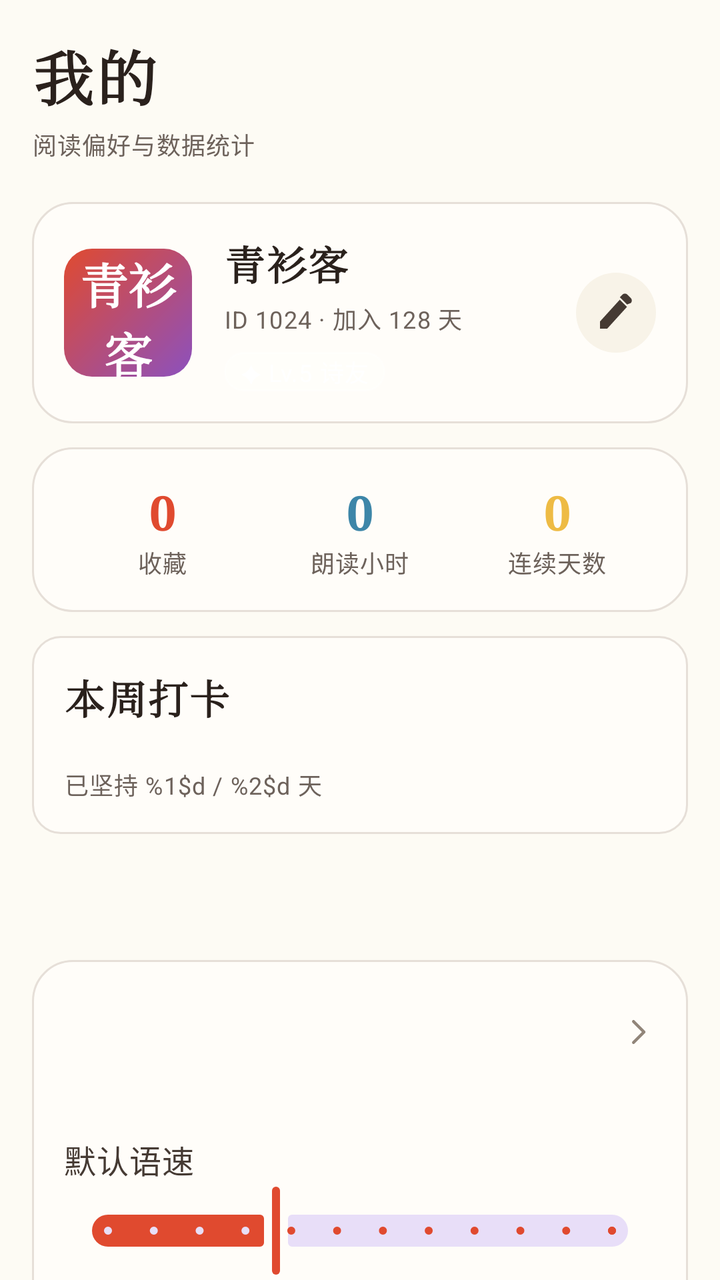
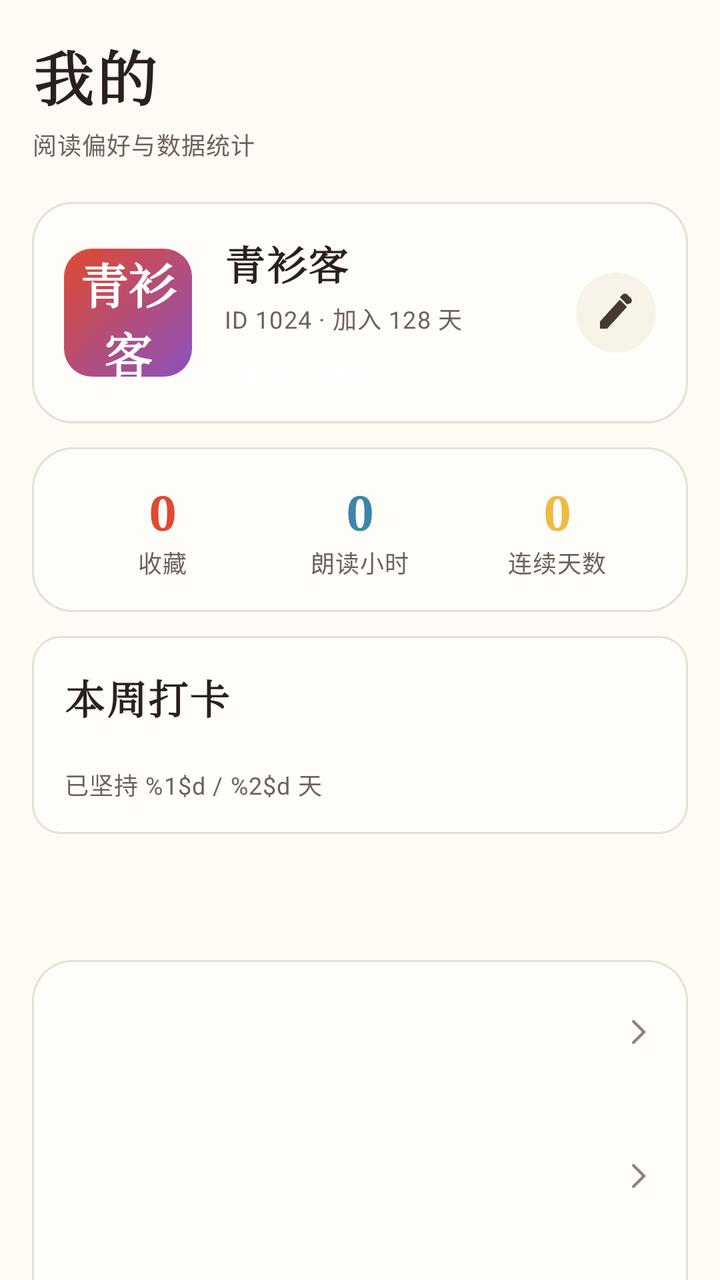

The first picture is an Android layout as it rendered before a commit; the second is the same layout after the commit. The layout source and the unified diff follow.
<!-- AndroidManifest.xml: application theme Theme.Poetry -->
<!-- res/layout/fragment_mine.xml -->
<?xml version="1.0" encoding="utf-8"?>
<androidx.core.widget.NestedScrollView xmlns:android="http://schemas.android.com/apk/res/android"
    xmlns:app="http://schemas.android.com/apk/res-auto"
    android:id="@+id/mineScroll"
    android:layout_width="match_parent"
    android:layout_height="match_parent"
    android:background="@color/paper"
    android:clipToPadding="false"
    android:paddingStart="@dimen/page_margin"
    android:paddingTop="@dimen/space_4"
    android:paddingEnd="@dimen/page_margin"
    android:paddingBottom="@dimen/space_10">

    <LinearLayout
        android:layout_width="match_parent"
        android:layout_height="wrap_content"
        android:orientation="vertical">

        
        <TextView
            android:layout_width="wrap_content"
            android:layout_height="wrap_content"
            android:text="@string/me_title"
            android:textAppearance="@style/TextAppearance.Poetry.PageTitle" />

        <TextView
            android:layout_width="wrap_content"
            android:layout_height="wrap_content"
            android:layout_marginTop="@dimen/space_1"
            android:text="@string/me_subtitle"
            android:textAppearance="@style/TextAppearance.Poetry.Caption" />

        
        <LinearLayout
            android:layout_width="match_parent"
            android:layout_height="wrap_content"
            android:layout_marginTop="@dimen/space_5"
            android:background="@drawable/bg_card_lg"
            android:gravity="center_vertical"
            android:orientation="horizontal"
            android:padding="@dimen/space_4">

            <TextView
                android:id="@+id/profileAvatar"
                android:layout_width="@dimen/size_profile_avatar"
                android:layout_height="@dimen/size_profile_avatar"
                android:background="@drawable/bg_profile_avatar"
                android:fontFamily="serif"
                android:gravity="center"
                android:text="@string/me_nickname"
                android:textColor="@color/white"
                android:textSize="@dimen/text_xl"
                android:textStyle="bold" />

            <LinearLayout
                android:layout_width="0dp"
                android:layout_height="wrap_content"
                android:layout_marginStart="@dimen/space_4"
                android:layout_weight="1"
                android:orientation="vertical">

                <TextView
                    android:id="@+id/profileName"
                    android:layout_width="match_parent"
                    android:layout_height="wrap_content"
                    android:text="@string/me_nickname"
                    android:textAppearance="@style/TextAppearance.Poetry.CardTitle" />

                <TextView
                    android:id="@+id/profileId"
                    android:layout_width="match_parent"
                    android:layout_height="wrap_content"
                    android:layout_marginTop="@dimen/space_1"
                    android:text="@string/me_id"
                    android:textAppearance="@style/TextAppearance.Poetry.Caption" />

                <TextView
                    android:id="@+id/profileLevel"
                    android:layout_width="wrap_content"
                    android:layout_height="wrap_content"
                    android:layout_marginTop="@dimen/space_2"
                    android:background="@drawable/bg_hero_tag"
                    android:paddingStart="@dimen/space_2"
                    android:paddingTop="1dp"
                    android:paddingEnd="@dimen/space_2"
                    android:paddingBottom="1dp"
                    android:text="@string/me_level"
                    android:textAppearance="@style/TextAppearance.Poetry.Caption"
                    android:textColor="@color/white" />
            </LinearLayout>

            <ImageButton
                android:id="@+id/profileEdit"
                style="@style/Widget.Poetry.IconButton"
                android:layout_width="@dimen/size_icon_button"
                android:layout_height="@dimen/size_icon_button"
                android:contentDescription="@string/cd_edit"
                android:src="@drawable/ic_edit" />
        </LinearLayout>

        
        <LinearLayout
            android:layout_width="match_parent"
            android:layout_height="wrap_content"
            android:layout_marginTop="@dimen/space_3"
            android:background="@drawable/bg_card_lg"
            android:orientation="horizontal"
            android:padding="@dimen/space_4">

            <LinearLayout
                android:layout_width="0dp"
                android:layout_height="wrap_content"
                android:layout_weight="1"
                android:gravity="center"
                android:orientation="vertical">

                <TextView
                    android:id="@+id/statFav"
                    android:layout_width="wrap_content"
                    android:layout_height="wrap_content"
                    android:text="0"
                    android:textAppearance="@style/TextAppearance.Poetry.StatValue"
                    android:textColor="@color/color_primary" />

                <TextView
                    android:layout_width="wrap_content"
                    android:layout_height="wrap_content"
                    android:text="@string/me_stat_fav"
                    android:textAppearance="@style/TextAppearance.Poetry.Caption" />
            </LinearLayout>

            <LinearLayout
                android:layout_width="0dp"
                android:layout_height="wrap_content"
                android:layout_weight="1"
                android:gravity="center"
                android:orientation="vertical">

                <TextView
                    android:id="@+id/statHours"
                    android:layout_width="wrap_content"
                    android:layout_height="wrap_content"
                    android:text="0"
                    android:textAppearance="@style/TextAppearance.Poetry.StatValue"
                    android:textColor="@color/color_accent" />

                <TextView
                    android:layout_width="wrap_content"
                    android:layout_height="wrap_content"
                    android:text="@string/me_stat_hours"
                    android:textAppearance="@style/TextAppearance.Poetry.Caption" />
            </LinearLayout>

            <LinearLayout
                android:layout_width="0dp"
                android:layout_height="wrap_content"
                android:layout_weight="1"
                android:gravity="center"
                android:orientation="vertical">

                <TextView
                    android:id="@+id/statDays"
                    android:layout_width="wrap_content"
                    android:layout_height="wrap_content"
                    android:text="0"
                    android:textAppearance="@style/TextAppearance.Poetry.StatValue"
                    android:textColor="@color/color_gold" />

                <TextView
                    android:layout_width="wrap_content"
                    android:layout_height="wrap_content"
                    android:text="@string/me_stat_days"
                    android:textAppearance="@style/TextAppearance.Poetry.Caption" />
            </LinearLayout>
        </LinearLayout>

        
        <LinearLayout
            android:layout_width="match_parent"
            android:layout_height="wrap_content"
            android:layout_marginTop="@dimen/space_3"
            android:background="@drawable/bg_card_md"
            android:orientation="vertical"
            android:padding="@dimen/space_4">

            <TextView
                android:layout_width="wrap_content"
                android:layout_height="wrap_content"
                android:text="@string/me_checkin"
                android:textAppearance="@style/TextAppearance.Poetry.SectionTitle" />

            <LinearLayout
                android:id="@+id/checkinDots"
                android:layout_width="match_parent"
                android:layout_height="wrap_content"
                android:layout_marginTop="@dimen/space_3"
                android:orientation="horizontal" />

            <TextView
                android:id="@+id/checkinMeta"
                android:layout_width="wrap_content"
                android:layout_height="wrap_content"
                android:layout_marginTop="@dimen/space_2"
                android:text="@string/me_checkin_meta"
                android:textAppearance="@style/TextAppearance.Poetry.Caption" />
        </LinearLayout>

        
        <include
            android:id="@+id/prefHeader"
            layout="@layout/view_section_header"
            android:layout_width="match_parent"
            android:layout_height="wrap_content"
            android:layout_marginTop="@dimen/space_6" />

        <LinearLayout
            android:layout_width="match_parent"
            android:layout_height="wrap_content"
            android:layout_marginTop="@dimen/space_3"
            android:background="@drawable/bg_card_lg"
            android:orientation="vertical">

            <include
                android:id="@+id/rowVoice"
                layout="@layout/view_settings_row" />

            <LinearLayout
                android:layout_width="match_parent"
                android:layout_height="wrap_content"
                android:orientation="vertical"
                android:padding="@dimen/space_4">

                <TextView
                    android:layout_width="wrap_content"
                    android:layout_height="wrap_content"
                    android:text="@string/pref_rate"
                    android:textAppearance="@style/TextAppearance.Poetry.Body" />

                <com.google.android.material.slider.Slider
                    android:id="@+id/rateSlider"
                    android:layout_width="match_parent"
                    android:layout_height="wrap_content"
                    android:stepSize="0.1"
                    android:value="1.0"
                    android:valueFrom="0.6"
                    android:valueTo="1.8" />
            </LinearLayout>

            <LinearLayout
                android:layout_width="match_parent"
                android:layout_height="wrap_content"
                android:gravity="center_vertical"
                android:orientation="horizontal"
                android:padding="@dimen/space_4">

                <LinearLayout
                    android:layout_width="0dp"
                    android:layout_height="wrap_content"
                    android:layout_weight="1"
                    android:orientation="vertical">

                    <TextView
                        android:layout_width="wrap_content"
                        android:layout_height="wrap_content"
                        android:text="@string/pref_font"
                        android:textAppearance="@style/TextAppearance.Poetry.Body" />

                    <TextView
                        android:layout_width="wrap_content"
                        android:layout_height="wrap_content"
                        android:text="@string/pref_font_sub"
                        android:textAppearance="@style/TextAppearance.Poetry.Caption" />
                </LinearLayout>

                <Button
                    android:id="@+id/fontSmall"
                    style="@style/Widget.Poetry.SegmentButton"
                    android:layout_width="wrap_content"
                    android:layout_height="wrap_content"
                    android:minWidth="0dp"
                    android:text="@string/font_small" />

                <Button
                    android:id="@+id/fontNormal"
                    style="@style/Widget.Poetry.SegmentButton"
                    android:layout_width="wrap_content"
                    android:layout_height="wrap_content"
                    android:layout_marginStart="@dimen/space_1"
                    android:minWidth="0dp"
                    android:text="@string/font_normal" />

                <Button
                    android:id="@+id/fontLarge"
                    style="@style/Widget.Poetry.SegmentButton"
                    android:layout_width="wrap_content"
                    android:layout_height="wrap_content"
                    android:layout_marginStart="@dimen/space_1"
                    android:minWidth="0dp"
                    android:text="@string/font_large" />
            </LinearLayout>

            <include
                android:id="@+id/rowVertical"
                layout="@layout/view_settings_switch_row" />

            <include
                android:id="@+id/rowDark"
                layout="@layout/view_settings_switch_row" />
        </LinearLayout>

        
        <include
            android:id="@+id/badgeHeader"
            layout="@layout/view_section_header"
            android:layout_width="match_parent"
            android:layout_height="wrap_content"
            android:layout_marginTop="@dimen/space_6" />

        <LinearLayout
            android:id="@+id/badgeRow"
            android:layout_width="match_parent"
            android:layout_height="wrap_content"
            android:layout_marginTop="@dimen/space_3"
            android:orientation="horizontal" />

        
        <include
            android:id="@+id/moreHeader"
            layout="@layout/view_section_header"
            android:layout_width="match_parent"
            android:layout_height="wrap_content"
            android:layout_marginTop="@dimen/space_6" />

        <LinearLayout
            android:layout_width="match_parent"
            android:layout_height="wrap_content"
            android:layout_marginTop="@dimen/space_3"
            android:background="@drawable/bg_card_lg"
            android:orientation="vertical">

            <include
                android:id="@+id/rowHistory"
                layout="@layout/view_settings_row" />

            <include
                android:id="@+id/rowDownload"
                layout="@layout/view_settings_row" />

            <include
                android:id="@+id/rowSkin"
                layout="@layout/view_settings_row" />

            <include
                android:id="@+id/rowAbout"
                layout="@layout/view_settings_row" />
        </LinearLayout>

        
        <include
            android:id="@+id/dataHeader"
            layout="@layout/view_section_header"
            android:layout_width="match_parent"
            android:layout_height="wrap_content"
            android:layout_marginTop="@dimen/space_6" />

        <LinearLayout
            android:layout_width="match_parent"
            android:layout_height="wrap_content"
            android:layout_marginTop="@dimen/space_3"
            android:background="@drawable/bg_card_lg"
            android:orientation="vertical">

            <include
                android:id="@+id/rowDataSource"
                layout="@layout/view_settings_row" />

            <TextView
                android:id="@+id/dbHint"
                android:layout_width="match_parent"
                android:layout_height="wrap_content"
                android:paddingStart="@dimen/space_4"
                android:paddingEnd="@dimen/space_4"
                android:paddingBottom="@dimen/space_4"
                android:textAppearance="@style/TextAppearance.Poetry.CaptionWeak" />
        </LinearLayout>

        <TextView
            android:layout_width="match_parent"
            android:layout_height="wrap_content"
            android:layout_marginTop="@dimen/space_8"
            android:gravity="center"
            android:text="@string/me_footer"
            android:textAppearance="@style/TextAppearance.Poetry.CaptionWeak" />

    </LinearLayout>
</androidx.core.widget.NestedScrollView>
<!-- res/layout/view_section_header.xml (included above) -->
<?xml version="1.0" encoding="utf-8"?>
<LinearLayout xmlns:android="http://schemas.android.com/apk/res/android"
    android:layout_width="match_parent"
    android:layout_height="wrap_content"
    android:gravity="center_vertical"
    android:orientation="horizontal">

    <TextView
        android:id="@+id/sectionTitle"
        android:layout_width="0dp"
        android:layout_height="wrap_content"
        android:layout_weight="1"
        android:textAppearance="@style/TextAppearance.Poetry.SectionTitle" />

    <TextView
        android:id="@+id/sectionMeta"
        android:layout_width="wrap_content"
        android:layout_height="wrap_content"
        android:textAppearance="@style/TextAppearance.Poetry.CaptionWeak" />

</LinearLayout>
<!-- res/layout/view_settings_row.xml (included above) -->
<?xml version="1.0" encoding="utf-8"?>
<LinearLayout xmlns:android="http://schemas.android.com/apk/res/android"
    xmlns:app="http://schemas.android.com/apk/res-auto"
    android:id="@+id/rowRoot"
    android:layout_width="match_parent"
    android:layout_height="wrap_content"
    android:background="?attr/selectableItemBackground"
    android:clickable="true"
    android:focusable="true"
    android:gravity="center_vertical"
    android:minHeight="@dimen/size_touch_min"
    android:orientation="horizontal"
    android:padding="@dimen/space_4">

    <LinearLayout
        android:layout_width="0dp"
        android:layout_height="wrap_content"
        android:layout_weight="1"
        android:orientation="vertical">

        <TextView
            android:id="@+id/rowTitle"
            android:layout_width="match_parent"
            android:layout_height="wrap_content"
            android:textAppearance="@style/TextAppearance.Poetry.Body" />

        <TextView
            android:id="@+id/rowSub"
            android:layout_width="match_parent"
            android:layout_height="wrap_content"
            android:layout_marginTop="2dp"
            android:textAppearance="@style/TextAppearance.Poetry.Caption" />
    </LinearLayout>

    <TextView
        android:id="@+id/rowValue"
        android:layout_width="wrap_content"
        android:layout_height="wrap_content"
        android:textAppearance="@style/TextAppearance.Poetry.Caption"
        android:textColor="@color/ink_500" />

    <ImageView
        android:layout_width="18dp"
        android:layout_height="18dp"
        android:layout_marginStart="@dimen/space_2"
        android:contentDescription="@string/cd_back"
        android:src="@drawable/ic_chevron_right"
        app:tint="@color/ink_400" />

</LinearLayout>
<!-- res/layout/view_settings_switch_row.xml (included above) -->
<?xml version="1.0" encoding="utf-8"?>
<LinearLayout xmlns:android="http://schemas.android.com/apk/res/android"
    android:id="@+id/switchRoot"
    android:layout_width="match_parent"
    android:layout_height="wrap_content"
    android:gravity="center_vertical"
    android:minHeight="@dimen/size_touch_min"
    android:orientation="horizontal"
    android:padding="@dimen/space_4">

    <LinearLayout
        android:layout_width="0dp"
        android:layout_height="wrap_content"
        android:layout_weight="1"
        android:orientation="vertical">

        <TextView
            android:id="@+id/switchTitle"
            android:layout_width="match_parent"
            android:layout_height="wrap_content"
            android:textAppearance="@style/TextAppearance.Poetry.Body" />

        <TextView
            android:id="@+id/switchSub"
            android:layout_width="match_parent"
            android:layout_height="wrap_content"
            android:layout_marginTop="2dp"
            android:textAppearance="@style/TextAppearance.Poetry.Caption" />
    </LinearLayout>

    <com.google.android.material.materialswitch.MaterialSwitch
        android:id="@+id/switchControl"
        android:layout_width="wrap_content"
        android:layout_height="wrap_content"
        android:minWidth="@dimen/size_touch_min" />

</LinearLayout>
<!-- resources referenced by this layout -->
<resources>
  <color name="color_accent">@color/shiqing_500</color>
  <color name="color_gold">@color/tenghuang_500</color>
  <color name="color_primary">@color/zhuhong_500</color>
  <color name="ink_400">#FF918579</color>
  <color name="ink_500">#FF6D625B</color>
  <color name="paper">#FFFDFBF4</color>
  <color name="white">#FFFFFFFF</color>
  <dimen name="page_margin">16dp</dimen>
  <dimen name="size_icon_button">40dp</dimen>
  <dimen name="size_profile_avatar">64dp</dimen>
  <dimen name="size_touch_min">48dp</dimen>
  <dimen name="space_1">4dp</dimen>
  <dimen name="space_10">40dp</dimen>
  <dimen name="space_2">8dp</dimen>
  <dimen name="space_3">12dp</dimen>
  <dimen name="space_4">16dp</dimen>
  <dimen name="space_5">20dp</dimen>
  <dimen name="space_6">24dp</dimen>
  <dimen name="space_8">32dp</dimen>
  <dimen name="text_xl">24sp</dimen>
  <string name="cd_back">返回</string>
  <string name="cd_edit">编辑资料</string>
  <string name="font_large">A+</string>
  <string name="font_normal">标准</string>
  <string name="font_small">A−</string>
  <string name="me_checkin">本周打卡</string>
  <string name="me_checkin_meta">已坚持 %1$d / %2$d 天</string>
  <string name="me_footer">诗韵 · v1.0.0 · 让每一首诗都被听见</string>
  <string name="me_id">ID 1024 · 加入 128 天</string>
  <string name="me_level">✦ Lv.5 诗友</string>
  <string name="me_nickname">青衫客</string>
  <string name="me_stat_days">连续天数</string>
  <string name="me_stat_fav">收藏</string>
  <string name="me_stat_hours">朗读小时</string>
  <string name="me_subtitle">阅读偏好与数据统计</string>
  <string name="me_title">我的</string>
  <string name="pref_font">正文字号</string>
  <string name="pref_font_sub">诗词正文缩放</string>
  <string name="pref_rate">默认语速</string>
  <style name="TextAppearance.Poetry.Body" parent="TextAppearance.Material3.BodyMedium">
          <item name="android:textSize">@dimen/text_base</item>
          <item name="android:textColor">@color/ink_700</item>
          <item name="android:lineSpacingExtra">@dimen/line_spacing_body</item>
      </style>
  <style name="TextAppearance.Poetry.Caption" parent="TextAppearance.Material3.BodySmall">
          <item name="android:textSize">@dimen/text_xs</item>
          <item name="android:textColor">@color/ink_500</item>
      </style>
  <style name="TextAppearance.Poetry.CaptionWeak" parent="TextAppearance.Poetry.Caption">
          <item name="android:textColor">@color/ink_400</item>
      </style>
  <style name="Widget.Poetry.IconButton" parent="android:Widget.ImageButton">
          <item name="android:background">@drawable/bg_icon_button</item>
          <item name="android:tint">@color/ink_700</item>
          <item name="android:contentDescription">@string/cd_theme</item>
      </style>
  <color name="shiqing_500">#FF3D86A8</color>
  <color name="tenghuang_500">#FFEEBB44</color>
  <color name="zhuhong_500">#FFE04A2F</color>
  <dimen name="radius_lg">20dp</dimen>
  <color name="surface_1">#FFFFFDF9</color>
  <color name="line">#FFE6DFD8</color>
  <dimen name="radius_md">14dp</dimen>
  <dimen name="radius_full">999dp</dimen>
  <color name="daizi_500">#FF8C51BE</color>
  <dimen name="text_base">16sp</dimen>
  <color name="ink_700">#FF453A33</color>
  <dimen name="line_spacing_body">4dp</dimen>
  <dimen name="text_xs">12sp</dimen>
  <dimen name="text_lg">20sp</dimen>
  <color name="ink_900">#FF2A211C</color>
  <dimen name="text_xxl">30sp</dimen>
  <!-- drawable bg_icon_button (drawable) -->
  <?xml version="1.0" encoding="utf-8"?>
  <shape xmlns:android="http://schemas.android.com/apk/res/android"
      android:shape="oval">
      <solid android:color="@color/surface_2" />
  </shape>
  <string name="cd_theme">切换深浅色</string>
  <color name="on_primary">#FFFFFFFF</color>
  <color name="surface_2">#FFF8F3E8</color>
  <!-- unchanged entries left out for length: 12 -->
</resources>

<!-- the commit's change to res/layout/fragment_mine.xml (unified diff, before → after) -->
@@ -222,6 +222,10 @@
 
             <include
                 android:id="@+id/rowVoice"
+                layout="@layout/view_settings_row" />
+
+            <include
+                android:id="@+id/rowSpeech"
                 layout="@layout/view_settings_row" />
 
             <LinearLayout
